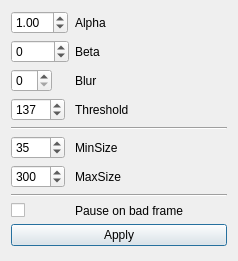
Qt form detectordialog.ui (fgu-cas/kachna-tracker) before a commit.
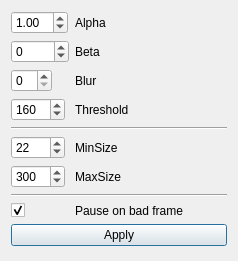
The same form after that commit.

Commit message: further tweak defaults

```diff
--- a/detectordialog.ui
+++ b/detectordialog.ui
@@ -71,7 +71,7 @@
       <number>1024</number>
      </property>
      <property name="value">
-      <number>137</number>
+      <number>160</number>
      </property>
     </widget>
    </item>
@@ -95,7 +95,7 @@
       <number>1000</number>
      </property>
      <property name="value">
-      <number>35</number>
+      <number>22</number>
      </property>
     </widget>
    </item>
@@ -149,6 +149,9 @@
      <property name="text">
       <string/>
      </property>
+     <property name="checked">
+      <bool>true</bool>
+     </property>
     </widget>
    </item>
   </layout>
```
